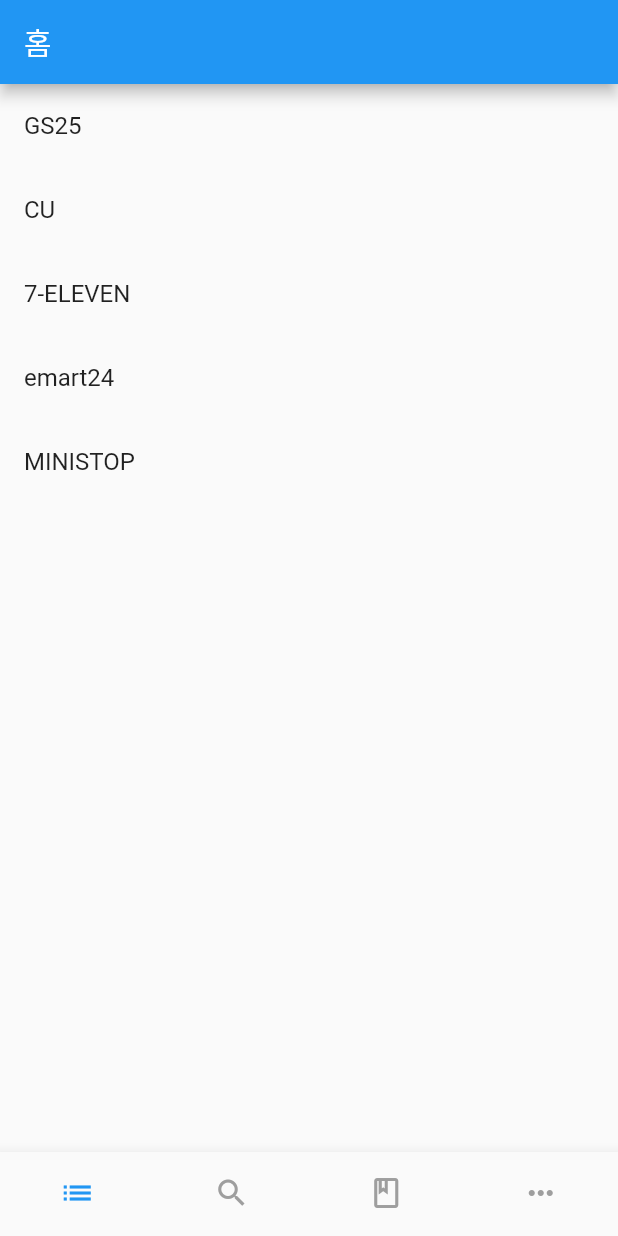
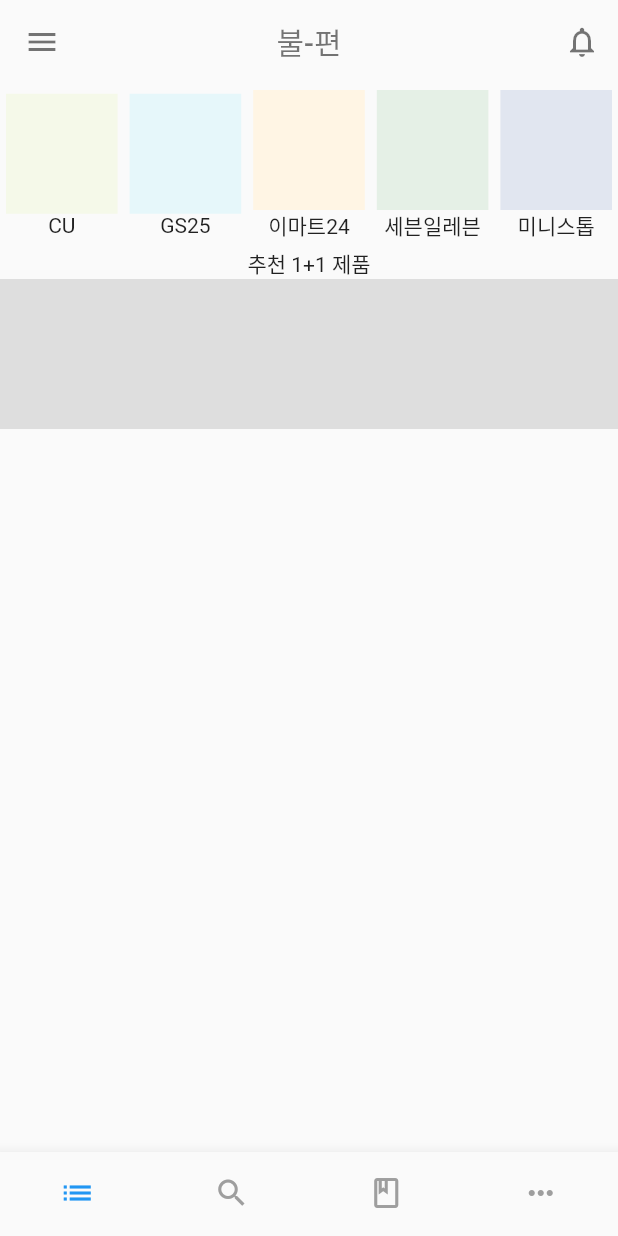
Before and after one commit to junhaesung/nplusone-client, a Flutter app: the screen it shows after launch, on a phone screen of 412 x 824 dp. Run offline on Flutter 3.47's test engine with Material 2 defaults, Android fonts, the light colour scheme and no system bars; our stand-ins replace firebase_analytics, firebase_auth, firebase_core, firebase_messaging, flutter_bloc, infinite_scroll_pagination and 1 more; accounts and stored records are empty; network calls fail.

Commit message:
feat: home widget 추가

```diff
--- /dev/null
+++ b/lib/view/appbar/nplusone_app_bar.dart
@@ -0,0 +1,45 @@
+import 'package:flutter/material.dart';
+
+class NplusoneAppBar {
+  static PreferredSizeWidget home() {
+    return _default();
+  }
+
+  static PreferredSizeWidget search() {
+    return _default();
+  }
+
+  static PreferredSizeWidget item() {
+    return _default();
+  }
+
+  static PreferredSizeWidget more() {
+    return _default();
+  }
+
+  static PreferredSizeWidget _default() {
+    return AppBar(
+      leading: const Icon(
+        Icons.menu,
+        color: Colors.black54,
+      ),
+      title: const Text(
+        '불-편',
+        style: TextStyle(color: Colors.black54),
+      ),
+      centerTitle: true,
+      actions: [
+        IconButton(
+          onPressed: () {},
+          icon: const Icon(
+            Icons.notifications_outlined,
+            color: Colors.black54,
+          ),
+        ),
+      ],
+      backgroundColor: Colors.transparent,
+      // Remove shadow
+      elevation: 0,
+    );
+  }
+}
--- a/lib/view/home_view.dart
+++ b/lib/view/home_view.dart
@@ -1,6 +1,5 @@
 import 'package:flutter/material.dart';
-import 'package:nplusone/domain/store_type.dart';
-import 'package:nplusone/view/item_list_view.dart';
+import 'package:nplusone/view/appbar/nplusone_app_bar.dart';
 import 'package:nplusone/view/navigation/bottom_tab_bar.dart';
 
 class HomeView extends StatelessWidget {
@@ -9,30 +8,75 @@
   @override
   Widget build(BuildContext context) {
     return Scaffold(
-      appBar: AppBar(
-        title: const Text('홈'),
-      ),
-      body: _getListView(),
+      appBar: NplusoneAppBar.home(),
+      body: _getBody(),
       bottomNavigationBar: const BottomTabBar(),
     );
   }
 
-  Widget _getListView() {
-    return ListView.builder(
-      itemCount: StoreType.values.length,
-      itemBuilder: (BuildContext context, int index) {
-        final storeType = StoreType.values[index];
-        return ListTile(
-          title: Text(storeType.getName()),
-          onTap: () {
-            Navigator.of(context).push(
-              MaterialPageRoute(builder: (context) => ItemListView(
-                storeType: storeType,
-              )),
-            );
-          },
-        );
-      },
+  Widget _getBody() {
+    return SingleChildScrollView(
+      child: Column(
+        children: [
+          _getStoreTabWidget(),
+          _getRecommendedItems(),
+          _getBannerWidget(),
+        ],
+      ),
+    );
+  }
+
+  Widget _getStoreTabWidget() {
+    final tabData = [
+      StoreTabData('CU', const Color.fromRGBO(245, 249, 233, 1.0)),
+      StoreTabData('GS25', const Color.fromRGBO(230, 247, 250, 1.0)),
+      StoreTabData('이마트24', const Color.fromRGBO(255, 245, 228, 1.0)),
+      StoreTabData('세븐일레븐', const Color.fromRGBO(229, 240, 230, 1.0)),
+      StoreTabData('미니스톱', const Color.fromRGBO(225, 230, 240, 1.0)),
+    ];
+    return Row(
+      children: tabData.map((e) =>
+          Expanded(
+            flex: 1,
+            child: Padding(
+              padding: const EdgeInsets.all(4.0),
+              child: Column(
+                children: [
+                  Container(
+                    color: e.color,
+                    height: 80,
+                  ),
+                  Text(
+                    e.name,
+                    style: const TextStyle(fontSize: 14),
+                  ),
+                ],
+              ),
+            ),
+          )
+      ).toList(),
+    );
+  }
+
+  Widget _getRecommendedItems() {
+    return Column(
+      children: const [
+        Text('추천 1+1 제품'),
+      ],
+    );
+  }
+
+  Widget _getBannerWidget() {
+    return Container(
+      height: 100,
+      color: const Color.fromRGBO(222, 222, 222, 1.0),
     );
   }
 }
+
+class StoreTabData {
+  String name;
+  Color color;
+
+  StoreTabData(this.name, this.color);
+}
--- a/lib/view/more_view.dart
+++ b/lib/view/more_view.dart
@@ -1,4 +1,5 @@
 import 'package:flutter/material.dart';
+import 'package:nplusone/view/appbar/nplusone_app_bar.dart';
 import 'package:nplusone/view/navigation/bottom_tab_bar.dart';
 
 class MoreView extends StatelessWidget {
@@ -7,9 +8,7 @@
   @override
   Widget build(BuildContext context) {
     return Scaffold(
-      appBar: AppBar(
-        title: const Text('더보기'),
-      ),
+      appBar: NplusoneAppBar.more(),
       body: Container(),
       bottomNavigationBar: const BottomTabBar(),
     );
```
Also changed, not shown: lib/view/item_view.dart (+2 -19 lines), lib/view/search_view.dart (+2 -18 lines).
